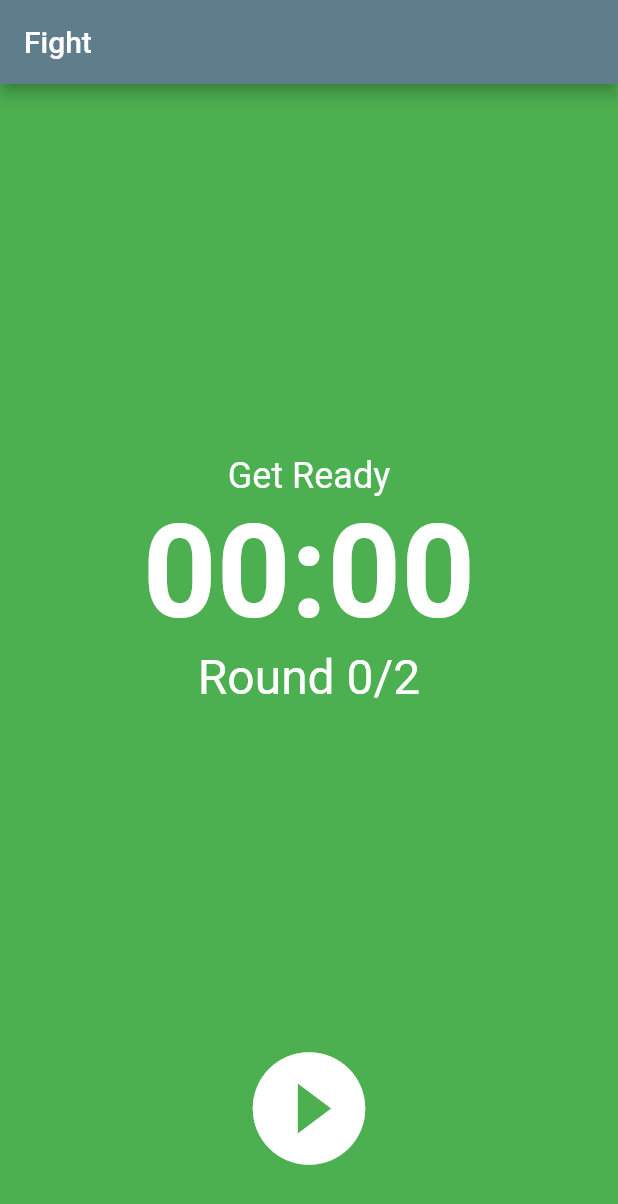
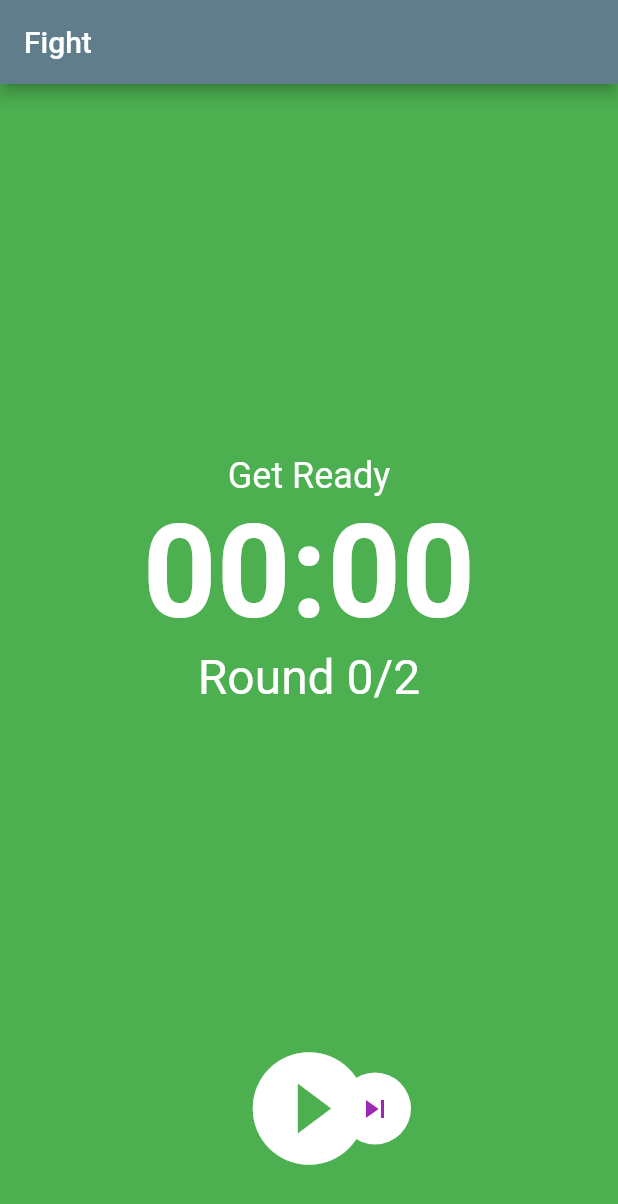
Before and after one commit to oclockvn/boxing_timer, a Flutter app: the TrainingPage screen opened directly, on a phone screen of 412 x 824 dp. Shown: the top 1204 px of the screen. Run offline on Flutter 3.47's test engine with Material 2 defaults, Android fonts, the phone set to English and light mode, and no system bars; our stand-ins replace rxdart.

Commit message:
and skip button

```diff
--- a/src/lib/ui/training.dart
+++ b/src/lib/ui/training.dart
@@ -48,9 +48,15 @@ class _TrainingState extends State<TrainingPage> {
   }
 
   Widget _buttonsWidget() {
-    return Row(
-      mainAxisAlignment: MainAxisAlignment.center,
+    return Stack(
+      alignment: AlignmentDirectional.center,
       children: <Widget>[
+        if (!_viewmodel.isRunning)
+          IconButton(
+            icon: Icon(Icons.play_circle_filled, color: Colors.white),
+            onPressed: _viewmodel.start,
+            iconSize: SIZES.iconButtonSize,
+          ),
         if (_viewmodel.isRunning)
           IconButton(
             icon: Icon(Icons.pause_circle_filled, color: Colors.white),
@@ -58,10 +64,18 @@ class _TrainingState extends State<TrainingPage> {
             iconSize: SIZES.iconButtonSize,
           ),
         if (!_viewmodel.isRunning)
-          IconButton(
-            icon: Icon(Icons.play_circle_filled, color: Colors.white),
-            onPressed: _viewmodel.start,
-            iconSize: SIZES.iconButtonSize,
+          Positioned(
+            right: SIZES.iconButtonSize + 16,
+            child: Container(
+              decoration: BoxDecoration(
+                shape: BoxShape.circle,
+                color: Colors.white,
+              ),
+              child: IconButton(
+                icon: Icon(Icons.skip_next, color: Color(COLORS.mainColor)),
+                onPressed: _viewmodel.next,
+              ),
+            ),
           ),
       ],
     );
```
